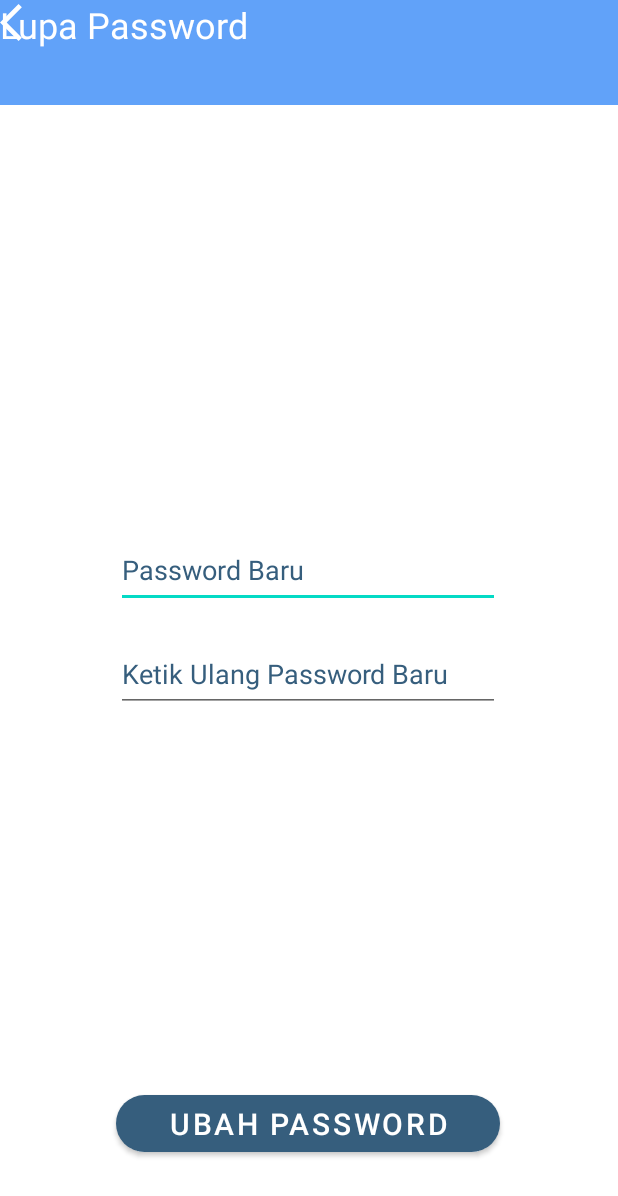
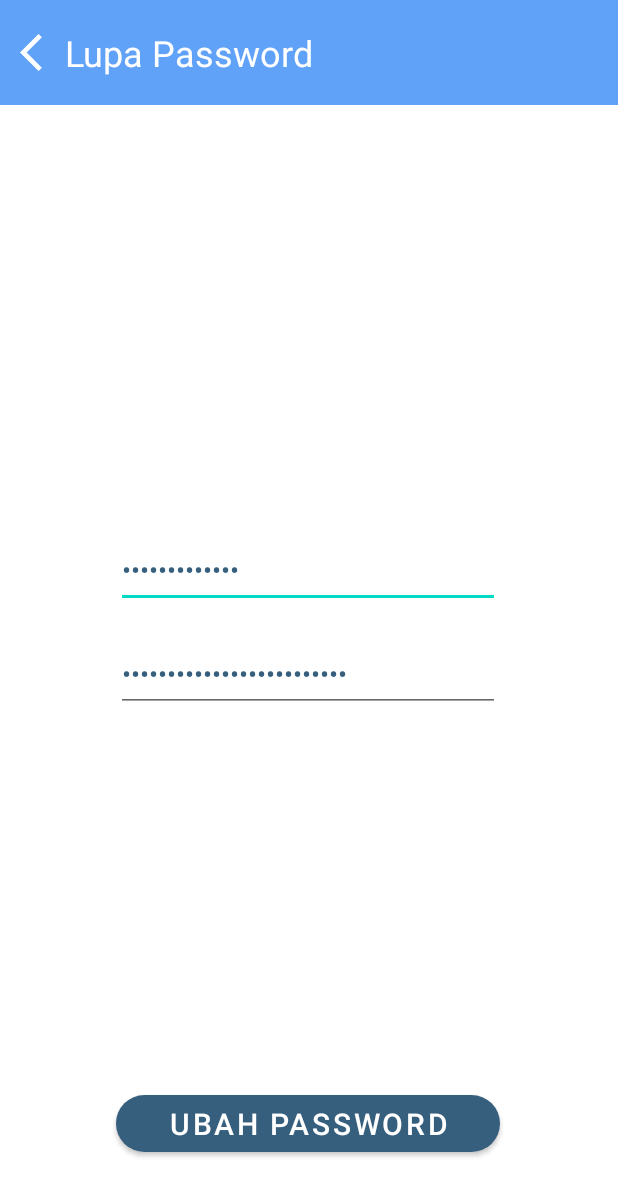
Before and after one commit to isnidwi26/LaundryKu, an Android app: the ResetPassActivity screen opened directly, with no data from a screen before it, on a phone screen of 412 x 824 dp. Shown: the top 1196 px of the screen. Run offline under Robolectric (Android 15) with nearby library versions, the phone set to English and light mode, and no system bars; 2 statements that could not run were skipped.

Commit message:
reset password
lagi coba toolbarnya dulu

```diff
--- a/app/src/main/java/com/apmob/laundryku/LoginActivity.kt
+++ b/app/src/main/java/com/apmob/laundryku/LoginActivity.kt
@@ -19,9 +19,6 @@ class LoginActivity : AppCompatActivity(){
     private lateinit var btnLupaPassword : Button
     private lateinit var email : EditText
     private lateinit var pass : EditText
-
-
-
 
     override fun onCreate(savedInstanceState: Bundle?) {
         super.onCreate(savedInstanceState)
@@ -77,7 +74,7 @@ class LoginActivity : AppCompatActivity(){
                         val user = auth.currentUser
                         startActivity(Intent(this@LoginActivity,HomeActivity::class.java))
                         finish()
-                        //ambil data dari relatime database
+
                     } else {
                         // If sign in fails, display a message to the user.
                         Log.w("debug", "signInWithEmail:failure", task.exception)
--- a/app/src/main/java/com/apmob/laundryku/ResetPassActivity.kt
+++ b/app/src/main/java/com/apmob/laundryku/ResetPassActivity.kt
@@ -1,12 +1,27 @@
 package com.apmob.laundryku
 
+import android.content.Intent
 import androidx.appcompat.app.AppCompatActivity
 import android.os.Bundle
+import android.widget.Button
 
 class ResetPassActivity : AppCompatActivity() {
+
+
+    private lateinit var btnSimpan : Button
+    private lateinit var btnKembali : Button
+
+
     override fun onCreate(savedInstanceState: Bundle?) {
         super.onCreate(savedInstanceState)
         setContentView(R.layout.halaman_lupa_password)
 
+        btnKembali = findViewById(R.id.topview)
+        btnKembali.setOnClickListener {
+            startActivity(Intent(this@ResetPassActivity, LoginActivity::class.java))
+            finish()
+        }
+
+
     }
 }
--- a/app/src/main/res/layout/halaman_lupa_password.xml
+++ b/app/src/main/res/layout/halaman_lupa_password.xml
@@ -10,7 +10,7 @@
         android:layout_width="256dp"
         android:layout_height="50dp"
         android:ems="10"
-        android:inputType="textPersonName"
+        android:inputType="textPassword"
         android:text="Password Baru"
         android:textColor="#365E7D"
         android:textColorHighlight="#FFFFFF"
@@ -28,7 +28,7 @@
         android:layout_width="256dp"
         android:layout_height="50dp"
         android:ems="10"
-        android:inputType="textPersonName"
+        android:inputType="textPassword"
         android:text="Ketik Ulang Password Baru"
         android:textColor="#365E7D"
         android:textColorHighlight="#FFFFFF"
@@ -57,7 +57,7 @@
         app:layout_constraintTop_toTopOf="parent"
         app:layout_constraintVertical_bias="0.935" />
 
-    <View
+    <androidx.appcompat.widget.Toolbar
         android:id="@+id/topview"
         android:layout_width="419dp"
         android:layout_height="70dp"
@@ -67,7 +67,16 @@
         app:layout_constraintEnd_toEndOf="parent"
         app:layout_constraintStart_toStartOf="parent"
         app:layout_constraintTop_toTopOf="parent"
-        app:layout_constraintVertical_bias="0.0" />
+        app:layout_constraintVertical_bias="0.0">
+
+        <Button
+            android:id="@+id/kirilp"
+            android:layout_width="30dp"
+            android:layout_height="30dp"
+            android:background="@drawable/kiri"
+            app:backgroundTint="#FFFFFF"
+            tools:layout_editor_absoluteX="27dp"
+            tools:layout_editor_absoluteY="26dp" />
 
         <TextView
             android:id="@+id/textView_Registrasi"
@@ -79,13 +88,9 @@
             tools:layout_editor_absoluteX="70dp"
             tools:layout_editor_absoluteY="24dp" />
 
-    <Button
-        android:id="@+id/kirilp"
-        android:layout_width="30dp"
-        android:layout_height="30dp"
-        android:background="@drawable/kiri"
-        app:backgroundTint="#FFFFFF"
-        tools:layout_editor_absoluteX="27dp"
-        tools:layout_editor_absoluteY="26dp" />
+    </androidx.appcompat.widget.Toolbar>
+
+
+
 
 </androidx.constraintlayout.widget.ConstraintLayout>
```
Lines whose indentation alone changed are shown as unchanged.
